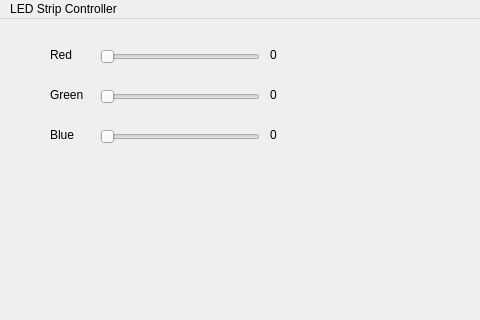
The window that mainwindow.ui (yasir159/ledProject) describes before a commit, drawn with Qt 5; both pictures show x 0 to 480 and y 0 to 320 of the 800 by 600 pixel window.
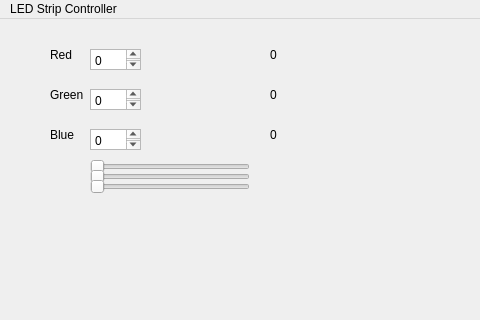
The same window after the commit.

```diff
--- a/mainwindow.ui
+++ b/mainwindow.ui
@@ -56,8 +56,8 @@
    <widget class="QSlider" name="red_slider">
     <property name="geometry">
      <rect>
-      <x>100</x>
-      <y>30</y>
+      <x>90</x>
+      <y>140</y>
       <width>160</width>
       <height>16</height>
      </rect>
@@ -72,8 +72,8 @@
    <widget class="QSlider" name="green_slider">
     <property name="geometry">
      <rect>
-      <x>100</x>
-      <y>70</y>
+      <x>90</x>
+      <y>150</y>
       <width>160</width>
       <height>16</height>
      </rect>
@@ -88,8 +88,8 @@
    <widget class="QSlider" name="blue_slider">
     <property name="geometry">
      <rect>
-      <x>100</x>
-      <y>110</y>
+      <x>90</x>
+      <y>160</y>
       <width>160</width>
       <height>16</height>
      </rect>
@@ -140,6 +140,66 @@
      <string>0</string>
     </property>
    </widget>
+   <widget class="QTextEdit" name="red_value_input_label">
+    <property name="geometry">
+     <rect>
+      <x>90</x>
+      <y>30</y>
+      <width>51</width>
+      <height>21</height>
+     </rect>
+    </property>
+    <property name="html">
+     <string>&lt;!DOCTYPE HTML PUBLIC &quot;-//W3C//DTD HTML 4.0//EN&quot; &quot;http://www.w3.org/TR/REC-html40/strict.dtd&quot;&gt;
+&lt;html&gt;&lt;head&gt;&lt;meta name=&quot;qrichtext&quot; content=&quot;1&quot; /&gt;&lt;meta charset=&quot;utf-8&quot; /&gt;&lt;style type=&quot;text/css&quot;&gt;
+p, li { white-space: pre-wrap; }
+hr { height: 1px; border-width: 0; }
+li.unchecked::marker { content: &quot;\2610&quot;; }
+li.checked::marker { content: &quot;\2612&quot;; }
+&lt;/style&gt;&lt;/head&gt;&lt;body style=&quot; font-family:'Segoe UI'; font-size:9pt; font-weight:400; font-style:normal;&quot;&gt;
+&lt;p style=&quot; margin-top:0px; margin-bottom:0px; margin-left:0px; margin-right:0px; -qt-block-indent:0; text-indent:0px;&quot;&gt;0&lt;/p&gt;&lt;/body&gt;&lt;/html&gt;</string>
+    </property>
+   </widget>
+   <widget class="QTextEdit" name="green_value_input_label">
+    <property name="geometry">
+     <rect>
+      <x>90</x>
+      <y>70</y>
+      <width>51</width>
+      <height>21</height>
+     </rect>
+    </property>
+    <property name="html">
+     <string>&lt;!DOCTYPE HTML PUBLIC &quot;-//W3C//DTD HTML 4.0//EN&quot; &quot;http://www.w3.org/TR/REC-html40/strict.dtd&quot;&gt;
+&lt;html&gt;&lt;head&gt;&lt;meta name=&quot;qrichtext&quot; content=&quot;1&quot; /&gt;&lt;meta charset=&quot;utf-8&quot; /&gt;&lt;style type=&quot;text/css&quot;&gt;
+p, li { white-space: pre-wrap; }
+hr { height: 1px; border-width: 0; }
+li.unchecked::marker { content: &quot;\2610&quot;; }
+li.checked::marker { content: &quot;\2612&quot;; }
+&lt;/style&gt;&lt;/head&gt;&lt;body style=&quot; font-family:'Segoe UI'; font-size:9pt; font-weight:400; font-style:normal;&quot;&gt;
+&lt;p style=&quot; margin-top:0px; margin-bottom:0px; margin-left:0px; margin-right:0px; -qt-block-indent:0; text-indent:0px;&quot;&gt;0&lt;/p&gt;&lt;/body&gt;&lt;/html&gt;</string>
+    </property>
+   </widget>
+   <widget class="QTextEdit" name="blue_value_input_label">
+    <property name="geometry">
+     <rect>
+      <x>90</x>
+      <y>110</y>
+      <width>51</width>
+      <height>21</height>
+     </rect>
+    </property>
+    <property name="html">
+     <string>&lt;!DOCTYPE HTML PUBLIC &quot;-//W3C//DTD HTML 4.0//EN&quot; &quot;http://www.w3.org/TR/REC-html40/strict.dtd&quot;&gt;
+&lt;html&gt;&lt;head&gt;&lt;meta name=&quot;qrichtext&quot; content=&quot;1&quot; /&gt;&lt;meta charset=&quot;utf-8&quot; /&gt;&lt;style type=&quot;text/css&quot;&gt;
+p, li { white-space: pre-wrap; }
+hr { height: 1px; border-width: 0; }
+li.unchecked::marker { content: &quot;\2610&quot;; }
+li.checked::marker { content: &quot;\2612&quot;; }
+&lt;/style&gt;&lt;/head&gt;&lt;body style=&quot; font-family:'Segoe UI'; font-size:9pt; font-weight:400; font-style:normal;&quot;&gt;
+&lt;p style=&quot; margin-top:0px; margin-bottom:0px; margin-left:0px; margin-right:0px; -qt-block-indent:0; text-indent:0px;&quot;&gt;0&lt;/p&gt;&lt;/body&gt;&lt;/html&gt;</string>
+    </property>
+   </widget>
   </widget>
   <widget class="QMenuBar" name="menubar">
    <property name="geometry">
```
